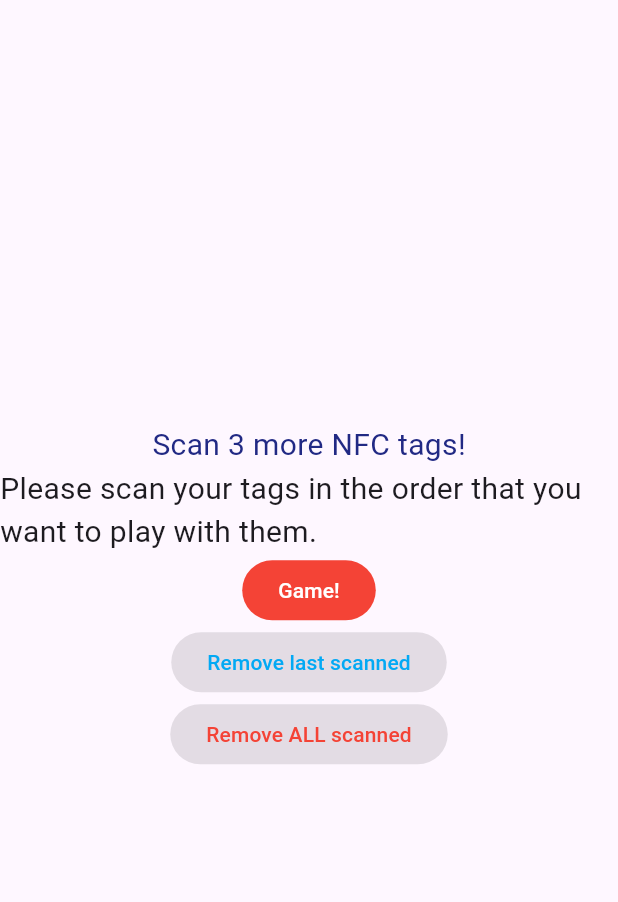
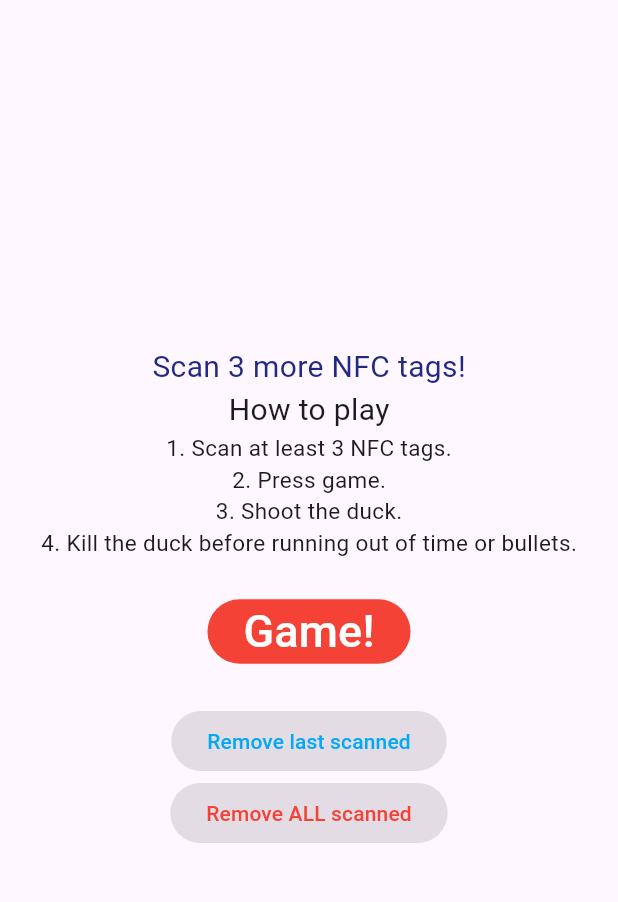
Before and after one commit to theartcher/S4-SM-Individual, a Flutter app: the screen it shows after launch, on a phone screen of 412 x 824 dp, the part 63-965 px from its top. Run offline on Flutter 3.47's test engine with Material 3 defaults, Android fonts, the phone set to English and light mode, and no system bars; our stand-ins replace audioplayers, permission_handler, timer_count_down, vibration; missing offline and left inert: gif, nfc_manager, ntp, record.

Commit message:
Tech case V2, implement game gamification

```diff
--- a/pew_pew_nfc/lib/pages/scanner.dart
+++ b/pew_pew_nfc/lib/pages/scanner.dart
@@ -2,6 +2,11 @@ import 'package:flutter/material.dart';
 import 'package:nfc_manager/nfc_manager.dart';
 import 'package:pew_pew_nfc/pages/shooter.dart';
 import '../utils/snackbar.dart';
+
+const divider = SizedBox(
+  width: 100,
+  height: 25,
+);
 
 class Scanner extends StatefulWidget {
   const Scanner({super.key});
@@ -122,12 +127,18 @@ class _ScannerState extends State<Scanner> {
             Text(
                 tags.length < 3
                     ? "Scan ${3 - tags.length} more NFC tags!"
-                    : "Required amount of tags scanned.",
+                    : "Minimal required amount of tags scanned.",
                 style: const TextStyle(
                     fontSize: 20, color: Color.fromARGB(255, 33, 41, 132))),
+            const Text("How to play", style: TextStyle(fontSize: 20)),
+            const Text("1. Scan at least 3 NFC tags.",
+                style: TextStyle(fontSize: 15)),
+            const Text("2. Press game.", style: TextStyle(fontSize: 15)),
+            const Text("3. Shoot the duck.", style: TextStyle(fontSize: 15)),
             const Text(
-                "Please scan your tags in the order that you want to play with them.",
-                style: TextStyle(fontSize: 20)),
+                "4. Kill the duck before running out of time or bullets.",
+                style: TextStyle(fontSize: 15)),
+            divider,
             ElevatedButton(
               onPressed: tags.length < 3
                   ? null
@@ -152,9 +163,10 @@ class _ScannerState extends State<Scanner> {
               ),
               child: const Text(
                 'Game!',
-                style: TextStyle(color: Colors.white),
+                style: TextStyle(fontSize: 30, color: Colors.white),
               ),
             ),
+            divider,
             ElevatedButton(
               onPressed: tags.isEmpty
                   ? null
```
Also changed, not shown: pew_pew_nfc/lib/pages/shooter.dart (+71 -13 lines), pew_pew_nfc/lib/widgets/duck-game.dart (added, +107 -0 lines), pew_pew_nfc/pubspec.yaml (+7 -2 lines), pew_pew_nfc/assets/images/damn-duck.gif (added), pew_pew_nfc/pubspec.lock.
